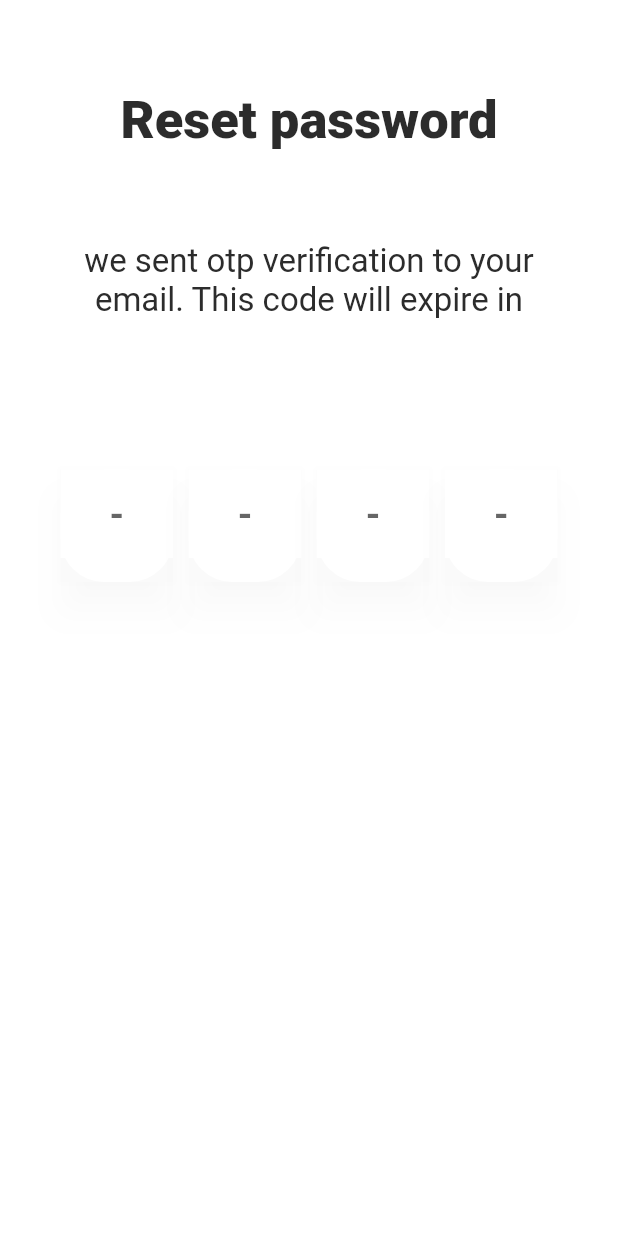
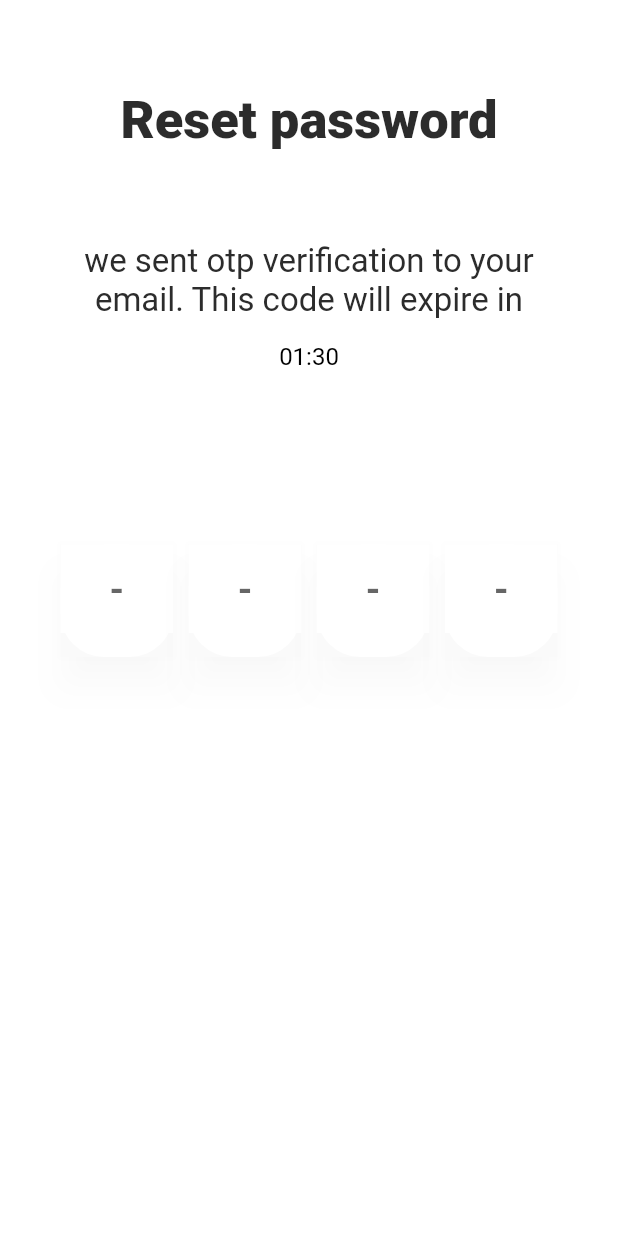
Before and after one commit to youngelvis/Magodo, a Flutter app: the ForgetPasswordSecondPage screen opened directly, on a phone screen of 412 x 824 dp. Run offline on Flutter 3.47's test engine with Material 2 defaults, Android fonts, the light colour scheme and no system bars; drawn by our look-alikes of circular_countdown_timer.

Commit message:
sixth commit- still working on the resident_landing_page... but I have fixed the count down for the forget_password_second_page.dart

```diff
--- a/lib/pages/forget_password_page/forget_password_component/forget_password_page2_heading.dart
+++ b/lib/pages/forget_password_page/forget_password_component/forget_password_page2_heading.dart
@@ -3,9 +3,9 @@ import 'package:magodo/pages/forget_password_page/forget_password_component/forg
 import 'package:magodo/pages/forget_password_page/forget_password_component/main_body_title_text.dart';
 
 class ForgetPasswordPage2Heading extends StatelessWidget {
-
-
-  const ForgetPasswordPage2Heading({Key? key, }) : super(key: key);
+  const ForgetPasswordPage2Heading({
+    Key? key,
+  }) : super(key: key);
 
   @override
   Widget build(BuildContext context) {
@@ -15,10 +15,11 @@ class ForgetPasswordPage2Heading extends StatelessWidget {
         children: const [
           MainBodyTitleText(child: 'Reset password'),
           SizedBox(height: 60),
-          ForgetPasswordPage2_3SubtitleText(child:'we sent otp verification to your',),
-          ForgetPasswordPage2_3SubtitleText(child:'email. This code will expire in'),
-          SizedBox(height: 100,)
-
+          ForgetPasswordPage2_3SubtitleText(
+            child: 'we sent otp verification to your',
+          ),
+          ForgetPasswordPage2_3SubtitleText(
+              child: 'email. This code will expire in'),
         ],
       ),
     );
--- a/lib/pages/forget_password_page/forget_password_second_page.dart
+++ b/lib/pages/forget_password_page/forget_password_second_page.dart
@@ -1,5 +1,6 @@
 import 'dart:async';
 
+import 'package:circular_countdown_timer/circular_countdown_timer.dart';
 import 'package:flutter/material.dart';
 import 'package:magodo/components/app_page_theme_action_button.dart';
 import 'package:magodo/pages/forget_password_page/forget_password_component/forget_password_page2_heading.dart';
@@ -15,7 +16,7 @@ class ForgetPasswordSecondPage extends StatefulWidget {
 }
 
 int pinIndex = 0;
-List<String> currentPin = ["", "", "", ''];
+List<String> currentPin = ["", "", "", ""];
 TextEditingController _textEditingController1 = TextEditingController();
 TextEditingController _textEditingController2 = TextEditingController();
 TextEditingController _textEditingController3 = TextEditingController();
@@ -32,6 +33,8 @@ class _ForgetPasswordSecondPageState extends State<ForgetPasswordSecondPage> {
     );
   }
 
+  Duration _duration = Duration(seconds: 30);
+
   @override
   Widget build(BuildContext context) {
     return GestureDetector(
@@ -45,6 +48,20 @@ class _ForgetPasswordSecondPageState extends State<ForgetPasswordSecondPage> {
               crossAxisAlignment: CrossAxisAlignment.start,
               children: [
                 const ForgetPasswordPage2Heading(),
+                Center(
+                  child: CircularCountDownTimer(
+                    isReverse: true,
+                    width: 90,
+                    height: 50,
+                    duration: 90,
+                    fillColor: Colors.transparent,
+                    ringColor: Colors.transparent,
+                    onComplete: () {},
+                  ),
+                ),
+                const SizedBox(
+                  height: 100,
+                ),
                 _buildPinRow(),
                 const SizedBox(
                   height: 450,
--- a/pubspec.yaml
+++ b/pubspec.yaml
@@ -35,6 +35,8 @@ dependencies:
   # Use with the CupertinoIcons class for iOS style icons.
   cupertino_icons: ^1.0.2
   http: ^0.13.5
+  circular_countdown_timer: ^0.2.2
+
 
 dev_dependencies:
   flutter_test:
```
Also changed, not shown: lib/components/text_button_nav_page.dart (+17 -6 lines), lib/pages/login_page/login_page.dart (+10 -5 lines), lib/pages/navigation_page/resident_navigation_page.dart (+37 -19 lines), pubspec.lock.
